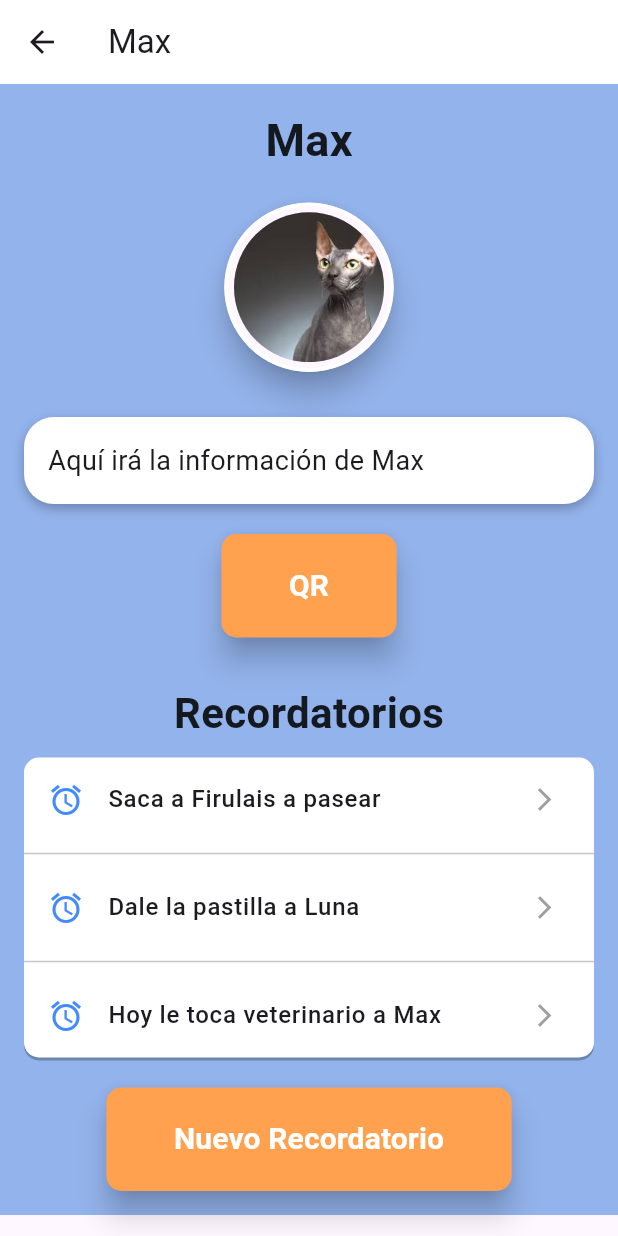
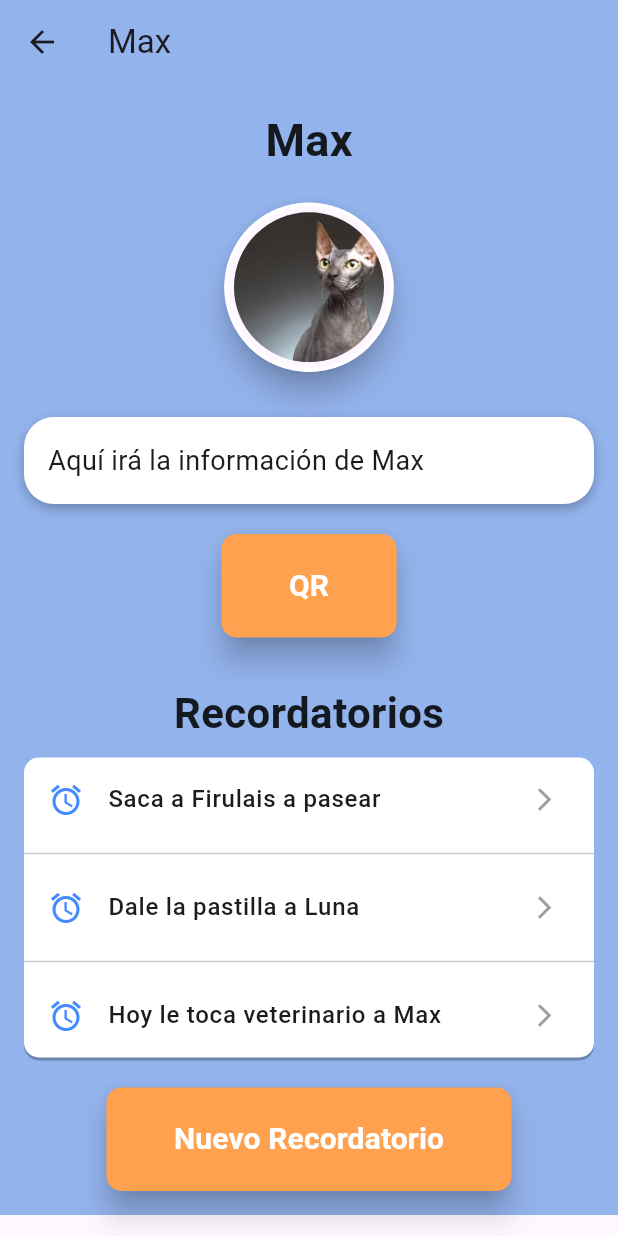
Before and after one commit to ElRisas1/pet_plan_pruebas, a Flutter app: the screen it shows after launch, after a tap on "Max", on a phone screen of 412 x 824 dp. Run offline on Flutter 3.47's test engine with Material 3 defaults, Android fonts, the phone set to English and light mode, and no system bars; our stand-ins replace carousel_slider, google_generative_ai, grouped_list, supabase_flutter; accounts and stored records are empty.

Commit message:
Comentarios y color de fondo cambiado.

```diff
--- a/lib/pantalla_mascota.dart
+++ b/lib/pantalla_mascota.dart
@@ -1,4 +1,5 @@
 import 'package:flutter/material.dart';
+//Pantallas
 import 'package:pet_plan_pruebas/pantallaQR.dart';
 import 'package:pet_plan_pruebas/pantalla_recordatorio.dart';
 import 'package:pet_plan_pruebas/pantalla_nuevoRecordatorio.dart';
@@ -23,7 +24,7 @@ class PantallaMascota extends StatelessWidget {
     return Scaffold(
       appBar: AppBar(
         title: Text(nombreMascota),
-        backgroundColor: Colors.white,
+        backgroundColor: const Color.fromARGB(248, 144, 177, 235),
       ),
       body: Container(
         color: const Color.fromARGB(248, 144, 177, 235),
```
